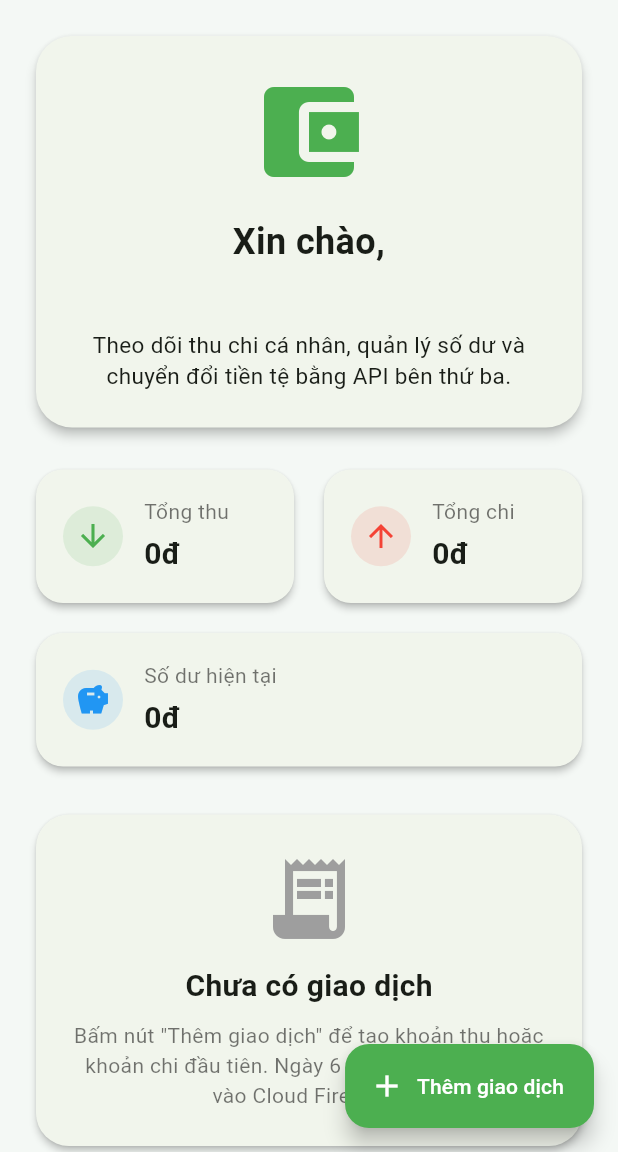
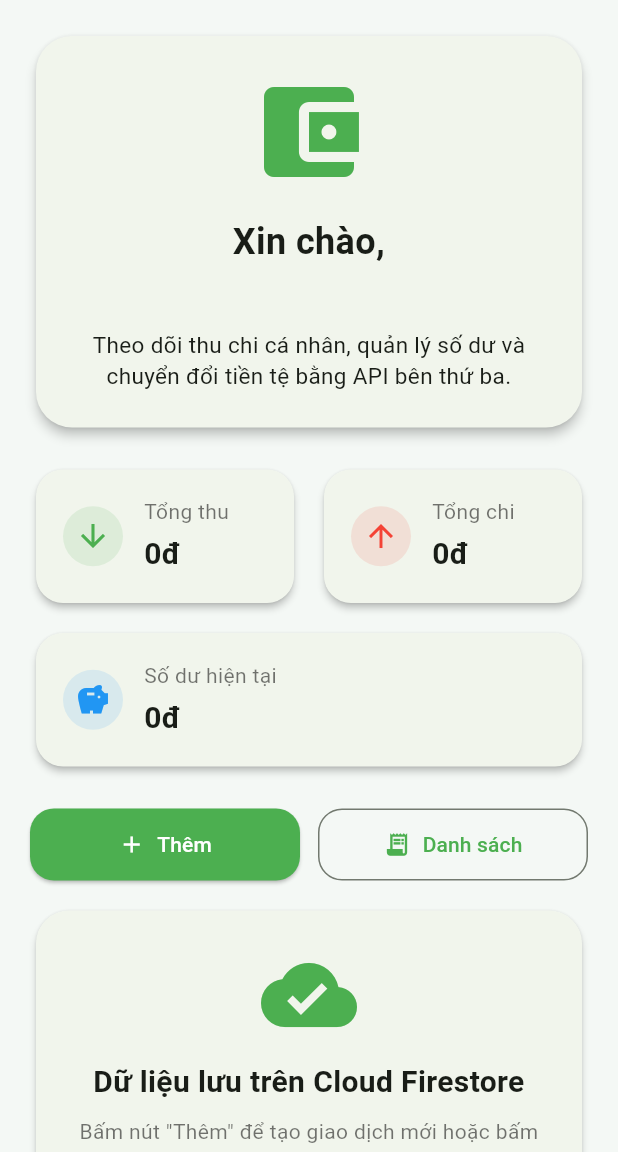
Before and after one commit to vohoangtuan0905-star/moneymate_student, a Flutter app: the screen it shows once a user with an empty profile is signed in, on a phone screen of 412 x 824 dp, the part 84-1236 px from its top. Run offline on Flutter 3.47's test engine with Material 3 defaults, Android fonts, the phone set to English and light mode, and no system bars; our stand-ins replace cloud_firestore, firebase_auth, firebase_core, google_sign_in; accounts and stored records are empty.

Commit message:
Fix transaction save message and remove duplicate add button

```diff
--- a/lib/screens/home/home_screen.dart
+++ b/lib/screens/home/home_screen.dart
@@ -1,8 +1,9 @@
 import 'package:firebase_auth/firebase_auth.dart';
 import 'package:flutter/material.dart';
 
-import '../../screens/transaction/add_transaction_screen.dart';
 import '../../services/auth_service.dart';
+import '../transaction/add_transaction_screen.dart';
+import '../transaction/transaction_list_screen.dart';
 
 class HomeScreen extends StatelessWidget {
   const HomeScreen({super.key});
@@ -31,6 +32,15 @@ class HomeScreen extends StatelessWidget {
     );
   }
 
+  void _goToTransactionList(BuildContext context) {
+    Navigator.push(
+      context,
+      MaterialPageRoute(
+        builder: (context) => const TransactionListScreen(),
+      ),
+    );
+  }
+
   @override
   Widget build(BuildContext context) {
     final User? user = FirebaseAuth.instance.currentUser;
@@ -49,13 +59,6 @@ class HomeScreen extends StatelessWidget {
             tooltip: 'Đăng xuất',
           ),
         ],
-      ),
-      floatingActionButton: FloatingActionButton.extended(
-        onPressed: () => _goToAddTransaction(context),
-        backgroundColor: Colors.green,
-        foregroundColor: Colors.white,
-        icon: const Icon(Icons.add),
-        label: const Text('Thêm giao dịch'),
       ),
       body: SingleChildScrollView(
         padding: const EdgeInsets.all(20),
@@ -136,15 +139,53 @@ class HomeScreen extends StatelessWidget {
               color: Colors.blue,
             ),
             const SizedBox(height: 24),
-            _buildEmptyTransactionBox(),
-            const SizedBox(height: 80),
+            _buildActionButtons(context),
+            const SizedBox(height: 16),
+            _buildTransactionInfoBox(),
           ],
         ),
       ),
     );
   }
 
-  Widget _buildEmptyTransactionBox() {
+  Widget _buildActionButtons(BuildContext context) {
+    return Row(
+      children: [
+        Expanded(
+          child: ElevatedButton.icon(
+            onPressed: () => _goToAddTransaction(context),
+            icon: const Icon(Icons.add),
+            label: const Text('Thêm'),
+            style: ElevatedButton.styleFrom(
+              backgroundColor: Colors.green,
+              foregroundColor: Colors.white,
+              padding: const EdgeInsets.symmetric(vertical: 14),
+              shape: RoundedRectangleBorder(
+                borderRadius: BorderRadius.circular(16),
+              ),
+            ),
+          ),
+        ),
+        const SizedBox(width: 12),
+        Expanded(
+          child: OutlinedButton.icon(
+            onPressed: () => _goToTransactionList(context),
+            icon: const Icon(Icons.receipt_long),
+            label: const Text('Danh sách'),
+            style: OutlinedButton.styleFrom(
+              foregroundColor: Colors.green,
+              padding: const EdgeInsets.symmetric(vertical: 14),
+              shape: RoundedRectangleBorder(
+                borderRadius: BorderRadius.circular(16),
+              ),
+            ),
+          ),
+        ),
+      ],
+    );
+  }
+
+  Widget _buildTransactionInfoBox() {
     return Card(
       elevation: 2,
       shape: RoundedRectangleBorder(
@@ -155,13 +196,14 @@ class HomeScreen extends StatelessWidget {
         child: Column(
           children: [
             Icon(
-              Icons.receipt_long,
+              Icons.cloud_done,
               size: 64,
-              color: Colors.grey,
+              color: Colors.green,
             ),
             SizedBox(height: 12),
             Text(
-              'Chưa có giao dịch',
+              'Dữ liệu lưu trên Cloud Firestore',
+              textAlign: TextAlign.center,
               style: TextStyle(
                 fontSize: 20,
                 fontWeight: FontWeight.bold,
@@ -169,7 +211,7 @@ class HomeScreen extends StatelessWidget {
             ),
             SizedBox(height: 8),
             Text(
-              'Bấm nút "Thêm giao dịch" để tạo khoản thu hoặc khoản chi đầu tiên. Ngày 6 dữ liệu sẽ được lưu vào Cloud Firestore.',
+              'Bấm nút "Thêm" để tạo giao dịch mới hoặc bấm "Danh sách" để xem các khoản thu chi đã lưu trên cơ sở dữ liệu đám mây.',
               textAlign: TextAlign.center,
               style: TextStyle(
                 fontSize: 14,
```
Also changed, not shown: lib/screens/transaction/add_transaction_screen.dart (+23 -7 lines), lib/screens/transaction/transaction_list_screen.dart (added, +156 -0 lines), lib/services/transaction_service.dart (added, +35 -0 lines), lib/widgets/transaction/transaction_card.dart (added, +99 -0 lines).
